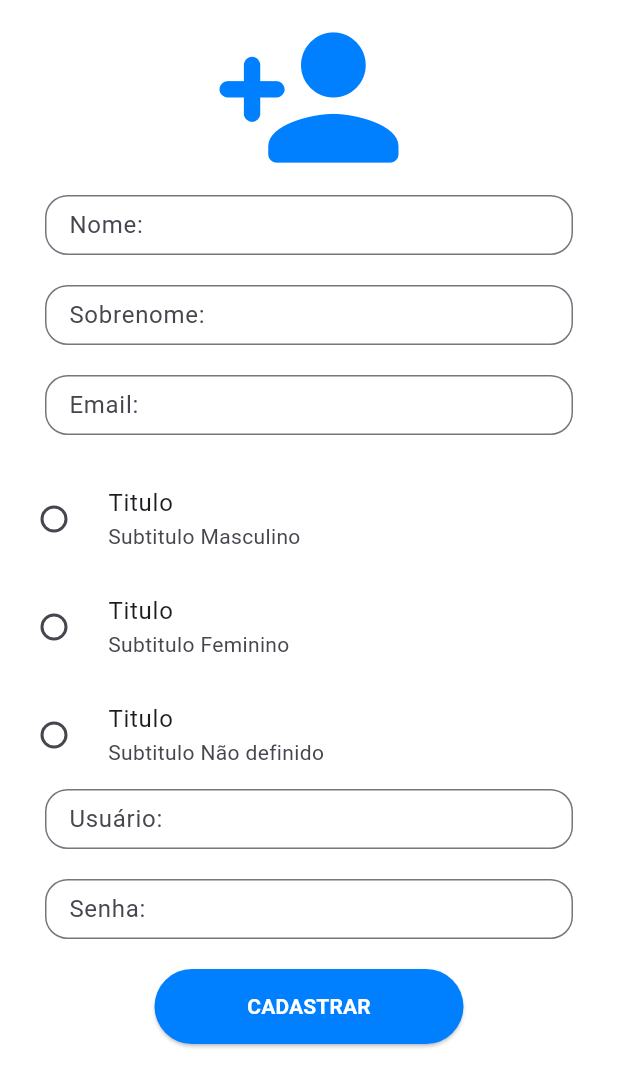
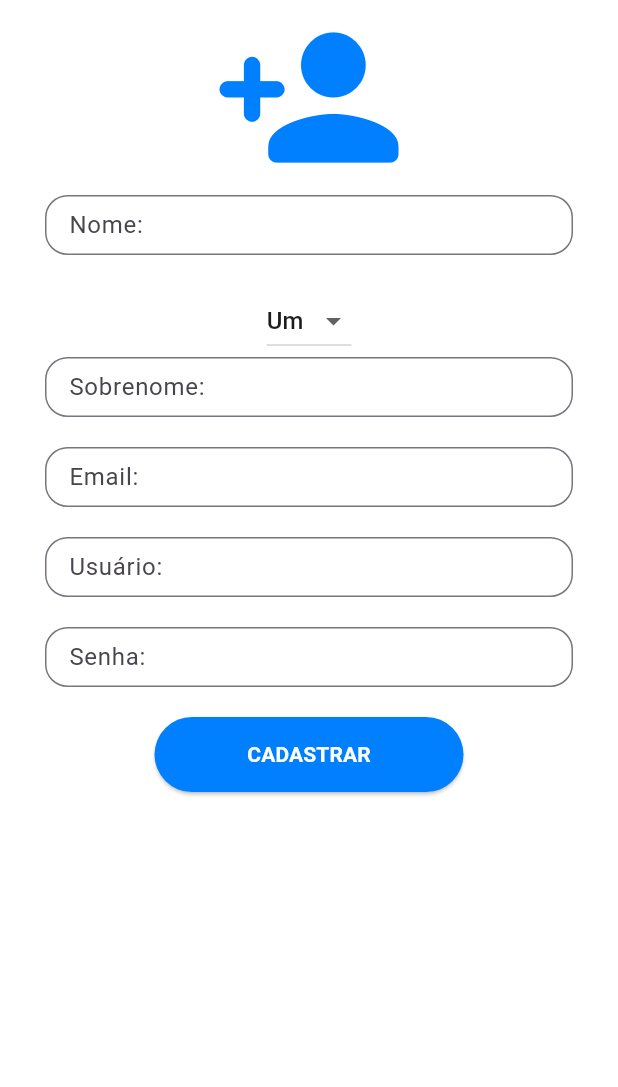
Before and after one commit to MySoloQ/derredor, a Flutter app: the screen it shows after launch, on a phone screen of 412 x 824 dp. Shown: the top 1087 px of the screen. Run offline on Flutter 3.47's test engine with Material 3 defaults, Android fonts, the phone set to English and light mode, and no system bars; our stand-ins replace carousel_slider; missing offline and left inert: dart:ffi.

Commit message:
modificação do seletor de sexo

```diff
--- a/lib/pages/register_page.dart
+++ b/lib/pages/register_page.dart
@@ -11,15 +11,14 @@ class Registerpage extends StatefulWidget {
   State<Registerpage> createState() => _RegisterpageState();
 }
 
-List<String> sexo = ['Masculino', 'Feminino', 'Não definido'];
-
 class _RegisterpageState extends State<Registerpage> {
   @override
   Widget build(BuildContext context) {
     double largura = MediaQuery.of(context).size.width;
     double altura = MediaQuery.of(context).size.height;
-    String sexoSelecionado = '';
-    // String _dropdownValue = 'One';
+
+    final List<String> _sexList = ['Um', 'Dois'];
+    String _selectedSex = 'Um';
 
     return Scaffold(
       backgroundColor: Colors.white,
@@ -49,6 +48,22 @@ class _RegisterpageState extends State<Registerpage> {
                 ),
               ),
             ),
+            DropdownButton(
+              value: _selectedSex,
+              items: _sexList.map((String item) {
+                return DropdownMenuItem(
+                  value: item,
+                  child: Text(item),
+                );
+              }).toList(),
+              onChanged: (String? value) {
+                setState(() {
+                  _selectedSex = value!;
+                  print(value);
+                });
+              },
+              icon: const Icon(Icons.arrow_drop_down),
+            ),
             Container(
               width: largura,
               height: 60,
@@ -76,22 +91,6 @@ class _RegisterpageState extends State<Registerpage> {
                       )),
                 ),
               ),
-            ),
-            Column(
-              mainAxisAlignment: MainAxisAlignment.center,
-              children: sexo.map((item) {
-                return RadioListTile(
-                  value: item,
-                  groupValue: sexoSelecionado,
-                  onChanged: (value) {
-                    sexoSelecionado = value!;
-                    setState(() {});
-                  },
-                  title: Text("Titulo"),
-                  subtitle: Text("Subtitulo $item"),
-                  activeColor: Colors.red,
-                );
-              }).toList(),
             ),
             Container(
               width: largura,
```
